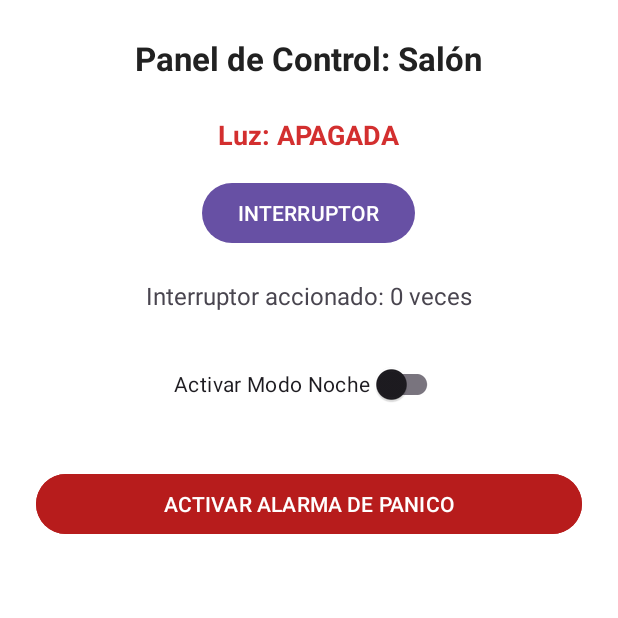
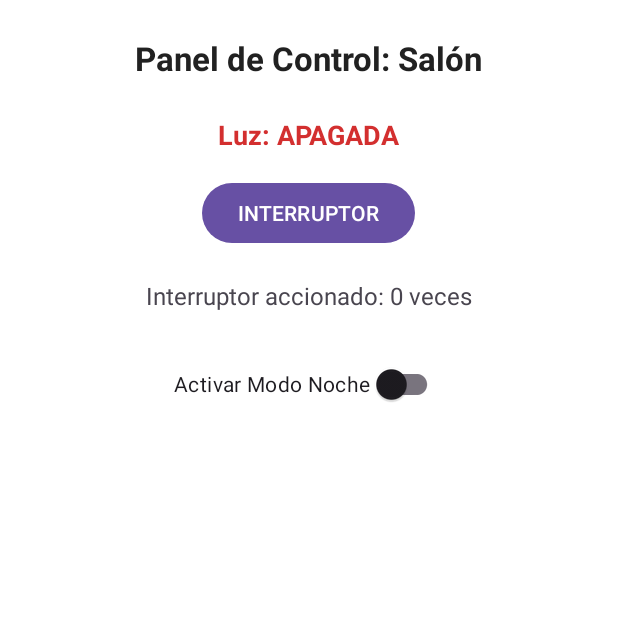
Before and after one commit to hugorayo0/SmartHome-Light, an Android app: the screen it shows after launch (MainActivity), on a phone screen of 412 x 824 dp, the top half of it. Run offline under Robolectric (Android 15) with nearby library versions, the phone set to English and light mode, and no system bars.

Commit message:
Revert "feat: boton de panico de emergencia"
This reverts commit ef1ca4a20ca8179506397e5cc14f7458a72f0ccf.

```diff
--- a/app/src/main/java/com/example/smarthomelight/MainActivity.java
+++ b/app/src/main/java/com/example/smarthomelight/MainActivity.java
@@ -7,7 +7,7 @@ import android.widget.LinearLayout;
 import android.widget.TextView;
 import androidx.appcompat.app.AppCompatActivity;
 import androidx.core.content.ContextCompat;
-import android.widget.Toast;
+
 public class MainActivity extends AppCompatActivity {
 
     private LinearLayout layoutRaiz;
@@ -25,9 +25,7 @@ public class MainActivity extends AppCompatActivity {
     private androidx.appcompat.widget.SwitchCompat switchModoNoche;
     private TextView tvTitulo;
 
-    // Referencia al boton de panico del layout
-    private Button btnPanico;
-
+    // TODO RAMA feature/boton-panico: Declarar referencia a btnPanico
 
     @Override
     protected void onCreate(Bundle savedInstanceState) {
@@ -79,16 +77,7 @@ public class MainActivity extends AppCompatActivity {
                 }
             }
         });
-        // Enlazamos la variable con el boton del layout usando su id
-        btnPanico = findViewById(R.id.btnPanico);
-        // Asignamos la accion que se ejecuta al pulsar el boton
-        btnPanico.setOnClickListener(new View.OnClickListener() {
-            // Metodo que se llama cuando se pulsa el boton
-            @Override
-            public void onClick(View v) {
-                // Mostramos el mensaje de emergencia durante un tiempo largo
-                Toast.makeText(MainActivity.this, R.string.toast_alerta_panico, Toast.LENGTH_LONG).show();
-            }
-        });
+
+        // TODO RAMA feature/boton-panico: Configurar listener del botón de pánico
     }
 }
--- a/app/src/main/res/layout/activity_main.xml
+++ b/app/src/main/res/layout/activity_main.xml
@@ -50,13 +50,10 @@
         android:layout_marginTop="24dp"
         android:text="@string/switch_modo_noche" />
 
-    <Button
-        android:id="@+id/btnPanico"
-        android:layout_width="match_parent"
-        android:layout_height="wrap_content"
-        android:layout_marginTop="32dp"
-        android:text="@string/btn_panico_text"
-        android:backgroundTint="@color/alerta_panico"
-        android:textColor="#FFFFFF" />
+    <!--
+        TODO RAMA feature/boton-panico:
+        Insertar aquí un Button rojo con id 'btnPanico' para
+        disparar una alerta crítica que posteriormente será revertida con git revert.
+    -->
 
 </LinearLayout>
--- a/app/src/main/res/values/strings.xml
+++ b/app/src/main/res/values/strings.xml
@@ -6,6 +6,4 @@
     <string name="btn_interruptor">INTERRUPTOR</string>
     <string name="texto_contador">Interruptor accionado: %1$d veces</string>
     <string name="switch_modo_noche">Activar Modo Noche</string>
-    <string name="btn_panico_text">ACTIVAR ALARMA DE PANICO</string>
-    <string name="toast_alerta_panico">ALARMA ENVIADA A LA CENTRAL DE EMERGENCIAS</string>
 </resources>
```
